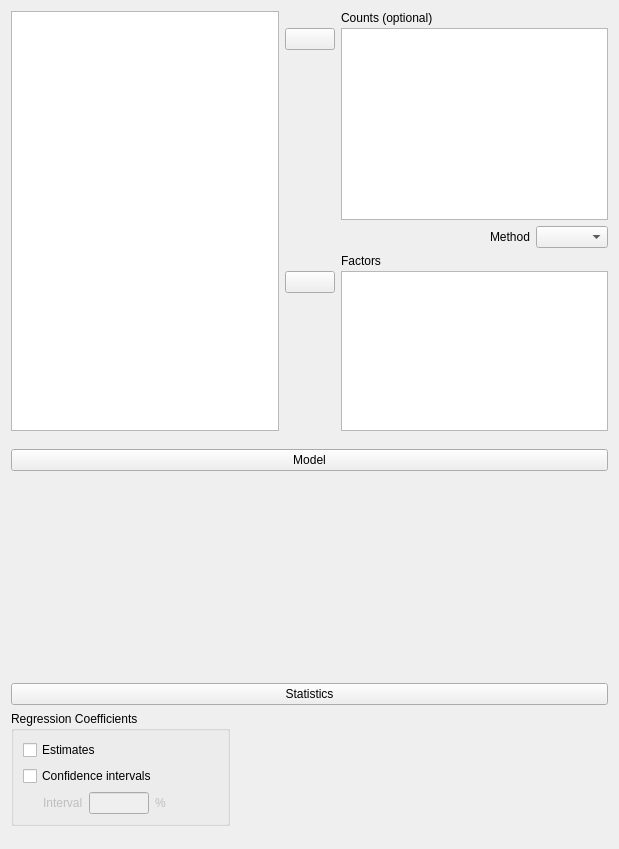
This is JASP-Desktop/analysisforms/regressionloglinearform.ui in jasp-stats/jasp-desktop as Qt 5 draws it before an edit. The edited form follows.
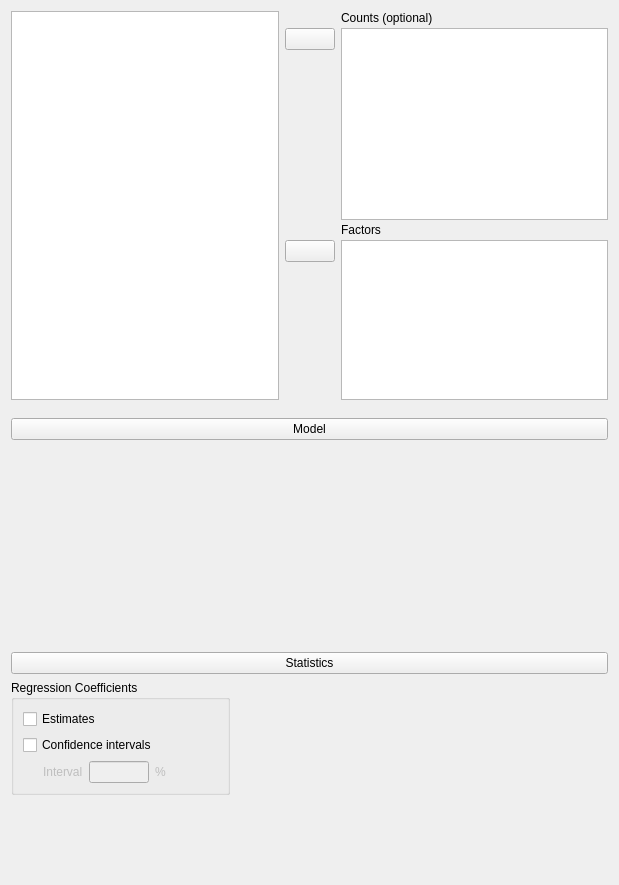
This is the edited form. Custom widgets are drawn as their Qt base class.

Commit message:
Log Lin: Removed 'method'
closes #999

Diff of the .ui file:
```diff
--- a/JASP-Desktop/analysisforms/regressionloglinearform.ui
+++ b/JASP-Desktop/analysisforms/regressionloglinearform.ui
@@ -7,7 +7,7 @@
     <x>0</x>
     <y>0</y>
     <width>619</width>
-    <height>790</height>
+    <height>885</height>
    </rect>
   </property>
   <property name="sizePolicy">
@@ -44,73 +44,7 @@
       <property name="verticalSpacing">
        <number>3</number>
       </property>
-      <item row="5" column="1">
-       <widget class="AssignButton" name="buttonAssignFactors">
-        <property name="sizePolicy">
-         <sizepolicy hsizetype="Fixed" vsizetype="Fixed">
-          <horstretch>0</horstretch>
-          <verstretch>0</verstretch>
-         </sizepolicy>
-        </property>
-        <property name="minimumSize">
-         <size>
-          <width>50</width>
-          <height>0</height>
-         </size>
-        </property>
-        <property name="maximumSize">
-         <size>
-          <width>50</width>
-          <height>16777215</height>
-         </size>
-        </property>
-        <property name="text">
-         <string/>
-        </property>
-       </widget>
-      </item>
-      <item row="5" column="2" rowspan="2">
-       <widget class="BoundListView" name="factors">
-        <property name="sizePolicy">
-         <sizepolicy hsizetype="Expanding" vsizetype="Fixed">
-          <horstretch>0</horstretch>
-          <verstretch>0</verstretch>
-         </sizepolicy>
-        </property>
-        <property name="minimumSize">
-         <size>
-          <width>0</width>
-          <height>160</height>
-         </size>
-        </property>
-        <property name="maximumSize">
-         <size>
-          <width>16777215</width>
-          <height>160</height>
-         </size>
-        </property>
-        <property name="editTriggers">
-         <set>QAbstractItemView::AllEditTriggers</set>
-        </property>
-        <property name="selectionMode">
-         <enum>QAbstractItemView::ExtendedSelection</enum>
-        </property>
-       </widget>
-      </item>
-      <item row="6" column="1">
-       <spacer name="verticalSpacer_3">
-        <property name="orientation">
-         <enum>Qt::Vertical</enum>
-        </property>
-        <property name="sizeHint" stdset="0">
-         <size>
-          <width>20</width>
-          <height>84</height>
-         </size>
-        </property>
-       </spacer>
-      </item>
-      <item row="0" column="0" rowspan="7">
+      <item row="0" column="0" rowspan="6">
        <widget class="AvailableFieldsListView" name="listAvailableFields">
         <property name="sizePolicy">
          <sizepolicy hsizetype="Expanding" vsizetype="Preferred">
@@ -180,7 +114,7 @@
         </property>
        </widget>
       </item>
-      <item row="4" column="2">
+      <item row="3" column="2">
        <widget class="QLabel" name="label_4">
         <property name="text">
          <string>Factors</string>
@@ -190,51 +124,72 @@
       <item row="0" column="1">
        <widget class="QWidget" name="widget_9" native="true"/>
       </item>
-      <item row="3" column="2">
-       <widget class="QWidget" name="widget_5" native="true">
-        <layout class="QGridLayout" name="gridLayout_22">
-         <property name="leftMargin">
-          <number>0</number>
-         </property>
-         <property name="topMargin">
-          <number>3</number>
-         </property>
-         <property name="rightMargin">
-          <number>0</number>
-         </property>
-         <property name="bottomMargin">
-          <number>3</number>
-         </property>
-         <item row="0" column="0">
-          <spacer name="horizontalSpacer_2">
-           <property name="orientation">
-            <enum>Qt::Horizontal</enum>
-           </property>
-           <property name="sizeHint" stdset="0">
-            <size>
-             <width>40</width>
-             <height>20</height>
-            </size>
-           </property>
-          </spacer>
-         </item>
-         <item row="0" column="1">
-          <widget class="QLabel" name="label_7">
-           <property name="text">
-            <string>Method</string>
-           </property>
-          </widget>
-         </item>
-         <item row="0" column="2">
-          <widget class="BoundComboBox" name="method">
-           <property name="currentText">
-            <string/>
-           </property>
-          </widget>
-         </item>
-        </layout>
+      <item row="4" column="1">
+       <widget class="AssignButton" name="buttonAssignFactors">
+        <property name="sizePolicy">
+         <sizepolicy hsizetype="Fixed" vsizetype="Fixed">
+          <horstretch>0</horstretch>
+          <verstretch>0</verstretch>
+         </sizepolicy>
+        </property>
+        <property name="minimumSize">
+         <size>
+          <width>50</width>
+          <height>0</height>
+         </size>
+        </property>
+        <property name="maximumSize">
+         <size>
+          <width>50</width>
+          <height>16777215</height>
+         </size>
+        </property>
+        <property name="text">
+         <string/>
+        </property>
        </widget>
       </item>
+      <item row="4" column="2" rowspan="2">
+       <widget class="BoundListView" name="factors">
+        <property name="sizePolicy">
+         <sizepolicy hsizetype="Expanding" vsizetype="Fixed">
+          <horstretch>0</horstretch>
+          <verstretch>0</verstretch>
+         </sizepolicy>
+        </property>
+        <property name="minimumSize">
+         <size>
+          <width>0</width>
+          <height>160</height>
+         </size>
+        </property>
+        <property name="maximumSize">
+         <size>
+          <width>16777215</width>
+          <height>160</height>
+         </size>
+        </property>
+        <property name="editTriggers">
+         <set>QAbstractItemView::AllEditTriggers</set>
+        </property>
+        <property name="selectionMode">
+         <enum>QAbstractItemView::ExtendedSelection</enum>
+        </property>
+       </widget>
+      </item>
+      <item row="5" column="1">
+       <spacer name="verticalSpacer_3">
+        <property name="orientation">
+         <enum>Qt::Vertical</enum>
+        </property>
+        <property name="sizeHint" stdset="0">
+         <size>
+          <width>20</width>
+          <height>84</height>
+         </size>
+        </property>
+       </spacer>
+      </item>
      </layout>
     </widget>
    </item>
@@ -466,21 +421,16 @@
    <header>widgets/anovamodelwidget.h</header>
    <container>1</container>
   </customwidget>
+  <customwidget>
+   <class>boundSingleItemView</class>
+   <extends>QListView</extends>
+   <header>widgets/boundsingleitemview.h</header>
+  </customwidget>
   <customwidget>
    <class>BoundCheckBox</class>
    <extends>QCheckBox</extends>
    <header>widgets/boundcheckbox.h</header>
   </customwidget>
-  <customwidget>
-   <class>BoundComboBox</class>
-   <extends>QComboBox</extends>
-   <header>widgets/boundcombobox.h</header>
-  </customwidget>
-  <customwidget>
-   <class>boundSingleItemView</class>
-   <extends>QListView</extends>
-   <header>widgets/boundsingleitemview.h</header>
-  </customwidget>
  </customwidgets>
  <resources/>
  <connections>
```
The commit also changes 2 other files.
